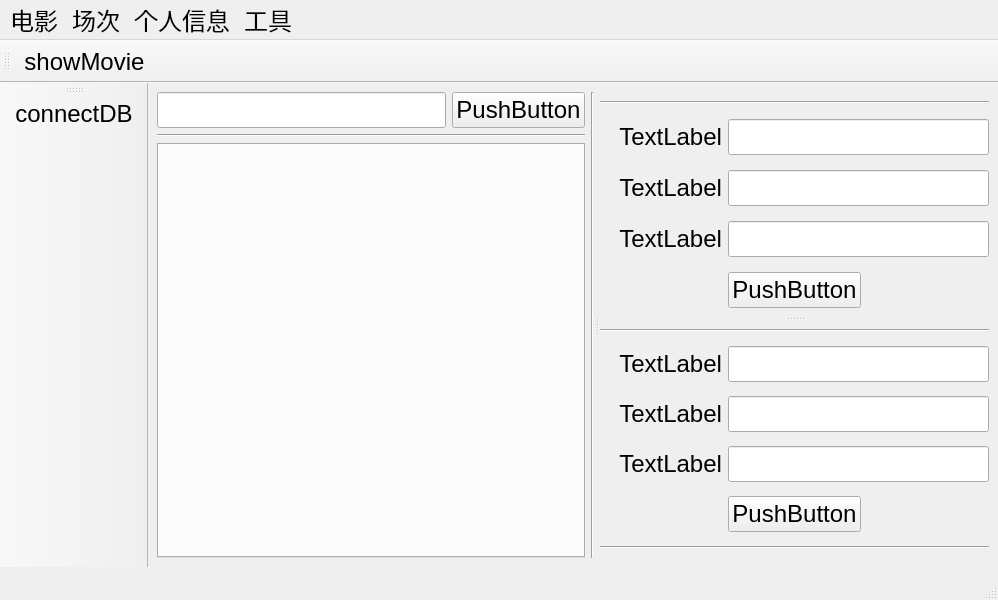
The window that cdtormainwindow.ui (SugerInMyPacket/LightningMovie) describes before a commit, drawn with Qt 5.
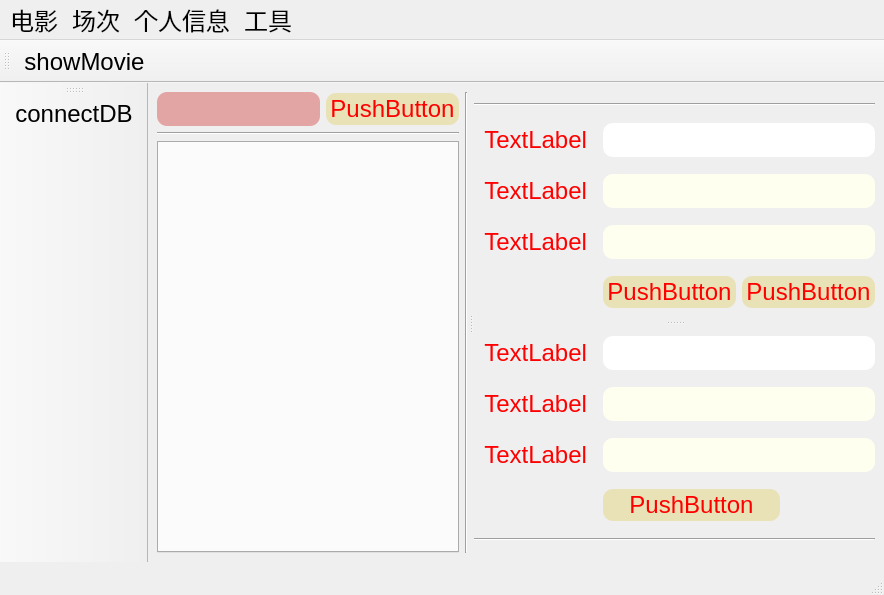
The same window after the commit. Icons and pictures are not drawn.

```diff
--- a/cdtormainwindow.ui
+++ b/cdtormainwindow.ui
@@ -6,8 +6,8 @@
    <rect>
     <x>0</x>
     <y>0</y>
-    <width>998</width>
-    <height>600</height>
+    <width>884</width>
+    <height>595</height>
    </rect>
   </property>
   <property name="font">
@@ -23,9 +23,12 @@
    <iconset resource="icon.qrc">
     <normaloff>:/IconResource/lightning.png</normaloff>:/IconResource/lightning.png</iconset>
   </property>
+  <property name="styleSheet">
+   <string notr="true"/>
+  </property>
   <widget class="QWidget" name="centralwidget">
-   <layout class="QGridLayout" name="gridLayout_4">
-    <item row="1" column="0">
+   <layout class="QGridLayout" name="gridLayout">
+    <item row="0" column="0">
      <widget class="QSplitter" name="sptMain">
       <property name="orientation">
        <enum>Qt::Horizontal</enum>
@@ -37,6 +40,14 @@
        <layout class="QGridLayout" name="glaoSearch" columnstretch="4,0,0,0">
         <item row="0" column="0" colspan="2">
          <widget class="QLineEdit" name="edtCondition">
+          <property name="styleSheet">
+           <string notr="true">QLineEdit{color:black}
+QLineEdit:hover{color:#F0F0F0}
+QLineEdit{background-color:rgba(200,0,0,80)}
+QLineEdit{border:2px}
+QLineEdit{border-radius:10px}
+QLineEdit{padding:2px 4px}</string>
+          </property>
           <property name="text">
            <string/>
           </property>
@@ -47,6 +58,15 @@
         </item>
         <item row="0" column="2">
          <widget class="QPushButton" name="btnSearch">
+          <property name="styleSheet">
+           <string notr="true">QPushButton{color:red}
+QPushButton:hover{color:black}
+QPushButton{background-color:rgba(221, 195, 47,75)}
+QPushButton{border:2px}
+QPushButton{border-radius:10px}
+QPushButton{padding:2px 4px}
+QPushButton{opacity:0.5}</string>
+          </property>
           <property name="text">
            <string>PushButton</string>
           </property>
@@ -83,9 +103,13 @@
         <enum>Qt::Vertical</enum>
        </property>
        <widget class="QWidget" name="gridLayoutWidget_2">
-        <layout class="QGridLayout" name="glaoSell">
+        <layout class="QGridLayout" name="glaoSell" columnstretch="1,2,1">
          <item row="2" column="0">
           <widget class="QLabel" name="labRow">
+           <property name="styleSheet">
+            <string notr="true">QLabel{color:red}
+QLabel{padding:2px 4px}</string>
+           </property>
            <property name="text">
             <string>TextLabel</string>
            </property>
@@ -99,6 +123,13 @@
          </item>
          <item row="1" column="1" colspan="2">
           <widget class="QLineEdit" name="edtStage">
+           <property name="styleSheet">
+            <string notr="true">QLineEdit{color:black}
+QLineEdit:hover{color:#FF0000}
+QLineEdit{border:2px}
+QLineEdit{border-radius:10px}
+QLineEdit{padding:2px 4px}</string>
+           </property>
            <property name="alignment">
             <set>Qt::AlignCenter</set>
            </property>
@@ -109,6 +140,14 @@
          </item>
          <item row="3" column="1" colspan="2">
           <widget class="QLineEdit" name="edtColumn">
+           <property name="styleSheet">
+            <string notr="true">QLineEdit{color:black}
+QLineEdit:hover{color:#FF0000}
+QLineEdit{background-color:#FFFFF0}
+QLineEdit{border:2px}
+QLineEdit{border-radius:10px}
+QLineEdit{padding:2px 4px}</string>
+           </property>
            <property name="alignment">
             <set>Qt::AlignCenter</set>
            </property>
@@ -119,6 +158,10 @@
          </item>
          <item row="1" column="0">
           <widget class="QLabel" name="labStage">
+           <property name="styleSheet">
+            <string notr="true">QLabel{color:red}
+QLabel{padding:2px 4px}</string>
+           </property>
            <property name="text">
             <string>TextLabel</string>
            </property>
@@ -132,6 +175,14 @@
          </item>
          <item row="2" column="1" colspan="2">
           <widget class="QLineEdit" name="edtRow">
+           <property name="styleSheet">
+            <string notr="true">QLineEdit{color:black}
+QLineEdit:hover{color:#FF0000}
+QLineEdit{background-color:#FFFFF0}
+QLineEdit{border:2px}
+QLineEdit{border-radius:10px}
+QLineEdit{padding:2px 4px}</string>
+           </property>
            <property name="alignment">
             <set>Qt::AlignCenter</set>
            </property>
@@ -142,6 +193,10 @@
          </item>
          <item row="3" column="0">
           <widget class="QLabel" name="labColumn">
+           <property name="styleSheet">
+            <string notr="true">QLabel{color:red}
+QLabel{padding:2px 4px}</string>
+           </property>
            <property name="text">
             <string>TextLabel</string>
            </property>
@@ -155,6 +210,15 @@
          </item>
          <item row="4" column="1">
           <widget class="QPushButton" name="btnSell">
+           <property name="styleSheet">
+            <string notr="true">QPushButton{color:red}
+QPushButton:hover{color:black}
+QPushButton{background-color:rgba(221, 195, 47,75)}
+QPushButton{border:2px}
+QPushButton{border-radius:10px}
+QPushButton{padding:2px 4px}
+QPushButton{opacity:0.5}</string>
+           </property>
            <property name="text">
             <string>PushButton</string>
            </property>
@@ -167,51 +231,36 @@
            </property>
           </widget>
          </item>
+         <item row="4" column="2">
+          <widget class="QPushButton" name="btnPrint">
+           <property name="styleSheet">
+            <string notr="true">QPushButton{color:red}
+QPushButton:hover{color:black}
+QPushButton{background-color:rgba(221, 195, 47,75)}
+QPushButton{border:2px}
+QPushButton{border-radius:10px}
+QPushButton{padding:2px 4px}
+QPushButton{opacity:0.5}</string>
+           </property>
+           <property name="text">
+            <string>PushButton</string>
+           </property>
+           <property name="icon">
+            <iconset resource="icon.qrc">
+             <normaloff>:/IconResource/printer.png</normaloff>:/IconResource/printer.png</iconset>
+           </property>
+          </widget>
+         </item>
         </layout>
        </widget>
        <widget class="QWidget" name="gridLayoutWidget_3">
-        <layout class="QGridLayout" name="glaoReturn">
-         <item row="3" column="1" colspan="2">
-          <widget class="QLineEdit" name="edtColumn1"/>
-         </item>
-         <item row="2" column="0">
-          <widget class="QLabel" name="labRow1">
-           <property name="text">
-            <string>TextLabel</string>
-           </property>
-           <property name="alignment">
-            <set>Qt::AlignRight|Qt::AlignTrailing|Qt::AlignVCenter</set>
-           </property>
-           <property name="buddy">
-            <cstring>edtRow1</cstring>
-           </property>
-          </widget>
-         </item>
-         <item row="3" column="0">
-          <widget class="QLabel" name="labColumn1">
-           <property name="text">
-            <string>TextLabel</string>
-           </property>
-           <property name="alignment">
-            <set>Qt::AlignRight|Qt::AlignTrailing|Qt::AlignVCenter</set>
-           </property>
-           <property name="buddy">
-            <cstring>edtColumn1</cstring>
-           </property>
-          </widget>
-         </item>
-         <item row="4" column="1">
-          <widget class="QPushButton" name="btnReturn">
-           <property name="text">
-            <string>PushButton</string>
-           </property>
-          </widget>
-         </item>
-         <item row="2" column="1" colspan="2">
-          <widget class="QLineEdit" name="edtRow1"/>
-         </item>
-         <item row="1" column="0">
+        <layout class="QGridLayout" name="glaoReturn" columnstretch="1,2,1">
+         <item row="0" column="0">
           <widget class="QLabel" name="labReturn">
+           <property name="styleSheet">
+            <string notr="true">QLabel{color:red}
+QLabel{padding:2px 4px}</string>
+           </property>
            <property name="text">
             <string>TextLabel</string>
            </property>
@@ -223,23 +272,102 @@
            </property>
           </widget>
          </item>
-         <item row="1" column="1" colspan="2">
-          <widget class="QLineEdit" name="edtReturn"/>
-         </item>
-         <item row="0" column="0" colspan="3">
-          <widget class="Line" name="line">
-           <property name="orientation">
-            <enum>Qt::Horizontal</enum>
+         <item row="0" column="1" colspan="2">
+          <widget class="QLineEdit" name="edtReturn">
+           <property name="styleSheet">
+            <string notr="true">QLineEdit{color:black}
+QLineEdit:hover{color:#FF0000}
+QLineEdit{border:2px}
+QLineEdit{border-radius:10px}
+QLineEdit{padding:2px 4px}</string>
            </property>
           </widget>
          </item>
-         <item row="5" column="0" colspan="3">
+         <item row="4" column="0" colspan="3">
           <widget class="Line" name="line_5">
            <property name="orientation">
             <enum>Qt::Horizontal</enum>
            </property>
           </widget>
          </item>
+         <item row="2" column="1" colspan="2">
+          <widget class="QLineEdit" name="edtColumn1">
+           <property name="styleSheet">
+            <string notr="true">QLineEdit{color:black}
+QLineEdit:hover{color:#FF0000}
+QLineEdit{background-color:#FFFFF0}
+QLineEdit{border:2px}
+QLineEdit{border-radius:10px}
+QLineEdit{padding:2px 4px}</string>
+           </property>
+          </widget>
+         </item>
+         <item row="2" column="0">
+          <widget class="QLabel" name="labColumn1">
+           <property name="styleSheet">
+            <string notr="true">QLabel{color:red}
+QLabel{padding:2px 4px}</string>
+           </property>
+           <property name="text">
+            <string>TextLabel</string>
+           </property>
+           <property name="alignment">
+            <set>Qt::AlignRight|Qt::AlignTrailing|Qt::AlignVCenter</set>
+           </property>
+           <property name="buddy">
+            <cstring>edtColumn1</cstring>
+           </property>
+          </widget>
+         </item>
+         <item row="1" column="1" colspan="2">
+          <widget class="QLineEdit" name="edtRow1">
+           <property name="styleSheet">
+            <string notr="true">QLineEdit{color:black}
+QLineEdit:hover{color:#FF0000}
+QLineEdit{background-color:#FFFFF0}
+QLineEdit{border:2px}
+QLineEdit{border-radius:10px}
+QLineEdit{padding:2px 4px}</string>
+           </property>
+          </widget>
+         </item>
+         <item row="3" column="1">
+          <widget class="QPushButton" name="btnReturn">
+           <property name="styleSheet">
+            <string notr="true">QPushButton{color:red}
+QPushButton:hover{color:black}
+QPushButton{background-color:rgba(221, 195, 47,75)}
+QPushButton{border:2px}
+QPushButton{border-radius:10px}
+QPushButton{padding:2px 4px}
+QPushButton{opacity:0.5}</string>
+           </property>
+           <property name="text">
+            <string>PushButton</string>
+           </property>
+           <property name="icon">
+            <iconset resource="icon.qrc">
+             <normaloff>:/IconResource/back.png</normaloff>:/IconResource/back.png</iconset>
+           </property>
+          </widget>
+         </item>
+         <item row="1" column="0">
+          <widget class="QLabel" name="labRow1">
+           <property name="styleSheet">
+            <string notr="true">QLabel{color:red}
+QLabel{padding:2px 4px}</string>
+           </property>
+           <property name="text">
+            <string>TextLabel</string>
+           </property>
+           <property name="alignment">
+            <set>Qt::AlignRight|Qt::AlignTrailing|Qt::AlignVCenter</set>
+           </property>
+           <property name="buddy">
+            <cstring>edtRow1</cstring>
+           </property>
+          </widget>
+         </item>
         </layout>
        </widget>
       </widget>
@@ -252,7 +380,7 @@
     <rect>
      <x>0</x>
      <y>0</y>
-     <width>998</width>
+     <width>884</width>
      <height>26</height>
     </rect>
    </property>
```
Left out of the diff: 22 changed lines with no effect on the pictures.
